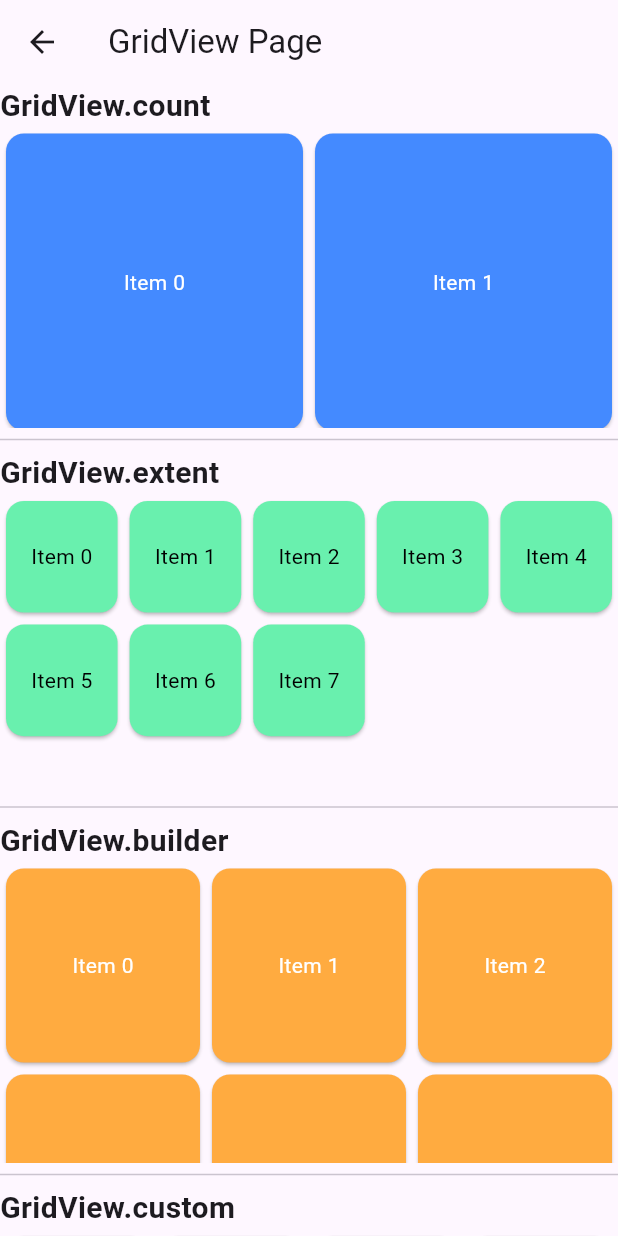
After one commit to CahyaniDewi/5220411412_flutter, a Flutter app: the screen it shows after launch, after a tap on "Go to GridView Page", on a phone screen of 412 x 824 dp. The commit adds this screen. Run offline on Flutter 3.47's test engine with Material 3 defaults, Android fonts, the phone set to English and light mode, and no system bars.

Commit message:
gridview dan kombinasi widget

```diff
--- a/lib/navigation/push.dart
+++ b/lib/navigation/push.dart
@@ -1,6 +1,8 @@
 import 'package:flutter_nav/widget/TextField.dart';
 import 'package:flutter_nav/widget/center.dart';
+import 'package:flutter_nav/widget/combinasiwidget.dart';
 import 'package:flutter_nav/widget/container.dart';
+import 'package:flutter_nav/widget/gridview.dart';
 import 'package:flutter_nav/widget/icon.dart';
 import 'package:flutter_nav/widget/image.dart';
 import 'package:flutter_nav/widget/listview.dart';
@@ -150,6 +152,30 @@ class _PushNavigationPageState extends State<PushNavigationPage> {
               child: Text('Go to ListView Page'),
             ),
 
+            ElevatedButton(
+              onPressed: () {
+                Navigator.push(
+                  context,
+                  MaterialPageRoute(builder: (context) => GridViewPage()),
+                );
+              },
+              style: ElevatedButton.styleFrom(
+                  backgroundColor: const Color.fromARGB(255, 161, 74, 195), foregroundColor: Colors.white),
+              child: Text('Go to GridView Page'),
+            ),
+
+            ElevatedButton(
+              onPressed: () {
+                Navigator.push(
+                  context,
+                  MaterialPageRoute(builder: (context) => HomePage()),
+                );
+              },
+              style: ElevatedButton.styleFrom(
+                  backgroundColor: const Color.fromARGB(255, 33, 31, 34), foregroundColor: Colors.white),
+              child: Text('Go to Combination Widget'),
+            ),
+
           ],
         )),
       ),
--- /dev/null
+++ b/lib/widget/gridview.dart
@@ -0,0 +1,126 @@
+import 'package:flutter/material.dart';
+
+class GridViewPage extends StatelessWidget {
+  final List<String> items = List<String>.generate(10, (i) => 'Item $i');
+
+  @override
+  Widget build(BuildContext context) {
+    return Scaffold(
+      appBar: AppBar(
+        title: Text('GridView Page'),
+      ),
+      body: SingleChildScrollView(
+        child: Column(
+          crossAxisAlignment: CrossAxisAlignment.start,
+          children: <Widget>[
+            // GridView.count
+            Text(
+              'GridView.count',
+              style: TextStyle(fontSize: 20, fontWeight: FontWeight.bold),
+            ),
+            Container(
+              height: 200, // Membatasi tinggi GridView
+              child: GridView.count(
+                crossAxisCount: 2, // Jumlah kolom
+                children: List.generate(6, (index) {
+                  return Card(
+                    color: Colors.blueAccent,
+                    child: Center(
+                      child: Text(
+                        'Item $index',
+                        style: TextStyle(color: Colors.white),
+                      ),
+                    ),
+                  );
+                }),
+              ),
+            ),
+
+            Divider(), // Pemisah antara GridView
+
+            // GridView.extent
+            Text(
+              'GridView.extent',
+              style: TextStyle(fontSize: 20, fontWeight: FontWeight.bold),
+            ),
+            Container(
+              height: 200,
+              child: GridView.extent(
+                maxCrossAxisExtent: 100, // Lebar maksimum setiap item
+                children: List.generate(8, (index) {
+                  return Card(
+                    color: Colors.greenAccent,
+                    child: Center(
+                      child: Text(
+                        'Item $index',
+                        style: TextStyle(color: Colors.black),
+                      ),
+                    ),
+                  );
+                }),
+              ),
+            ),
+
+            Divider(), // Pemisah antara GridView
+
+            // GridView.builder
+            Text(
+              'GridView.builder',
+              style: TextStyle(fontSize: 20, fontWeight: FontWeight.bold),
+            ),
+            Container(
+              height: 200,
+              child: GridView.builder(
+                gridDelegate: SliverGridDelegateWithFixedCrossAxisCount(
+                  crossAxisCount: 3, // Jumlah kolom
+                ),
+                itemCount: items.length,
+                itemBuilder: (context, index) {
+                  return Card(
+                    color: Colors.orangeAccent,
+                    child: Center(
+                      child: Text(
+                        '${items[index]}',
+                        style: TextStyle(color: Colors.white),
+                      ),
+                    ),
+                  );
+                },
+              ),
+            ),
+
+            Divider(), // Pemisah antara GridView
+
+            // GridView.custom
+            Text(
+              'GridView.custom',
+              style: TextStyle(fontSize: 20, fontWeight: FontWeight.bold),
+            ),
+            Container(
+              height: 200,
+              child: GridView.custom(
+                gridDelegate: SliverGridDelegateWithFixedCrossAxisCount(
+                  crossAxisCount: 4, // Jumlah kolom
+                ),
+                childrenDelegate: SliverChildBuilderDelegate(
+                  (BuildContext context, int index) {
+                    return Card(
+                      color: Colors.purpleAccent,
+                      child: Center(
+                        child: Text(
+                          'Custom Item $index',
+                          style: TextStyle(color: Colors.white),
+                        ),
+                      ),
+                    );
+                  },
+                  childCount: items.length,
+                ),
+              ),
+            ),
+          ],
+        ),
+      ),
+    );
+  }
+}
--- a/lib/widget/listview.dart
+++ b/lib/widget/listview.dart
@@ -6,7 +6,7 @@ class ListViewExamplePage extends StatefulWidget {
 }
 
 class _ListViewExamplePageState extends State<ListViewExamplePage> {
-  final List<String> items = List<String>.generate(10, (i) => 'Item $i');
+  final List<String> items = List<String>.generate(6, (i) => 'Item $i');
   bool _isButtonEnabled = true; // Menyimpan status Switch
 
   @override
```
Also changed, not shown: lib/widget/combinasiwidget.dart (added, +140 -0 lines).
